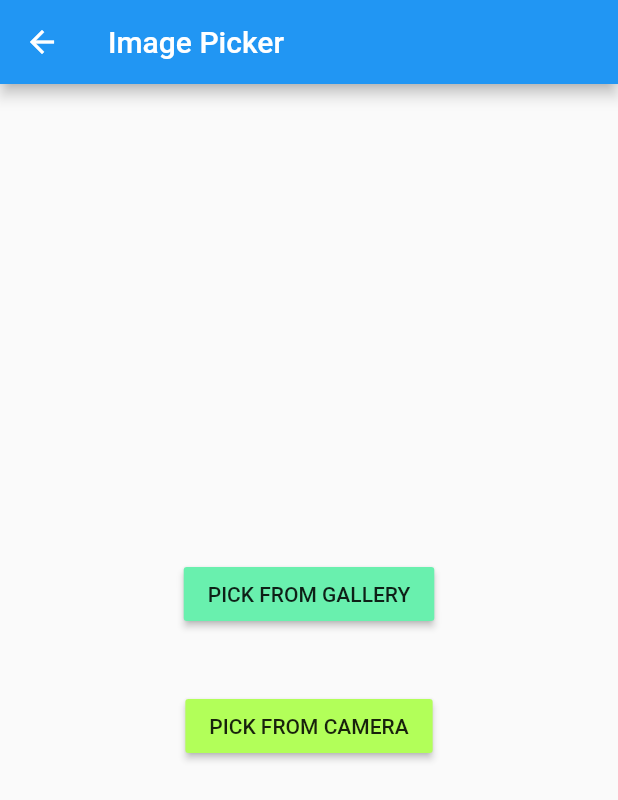
After one commit to hemakkr27/Hiss, a Flutter app: the GalryAndCamraUpload screen opened directly, after a tap on "PICK FROM GALLERY", on a phone screen of 412 x 824 dp. The commit adds this screen. Shown: the top 800 px of the screen. Run offline on Flutter 3.47's test engine with Material 2 defaults, Android fonts, the phone set to English and light mode, and no system bars; our stand-ins replace image_picker; network calls fail.

Commit message:
upload image

```diff
--- /dev/null
+++ b/lib/galryUploadImage.dart
@@ -0,0 +1,84 @@
+import 'dart:io';
+import 'package:flutter/material.dart';
+import 'package:image_picker/image_picker.dart';
+
+class GalryAndCamraUpload extends StatefulWidget {
+  const GalryAndCamraUpload({Key? key}) : super(key: key);
+
+  @override
+  State<GalryAndCamraUpload> createState() => _GalryAndCamraUploadState();
+}
+
+class _GalryAndCamraUploadState extends State<GalryAndCamraUpload> {
+  File? imageFile;
+
+  /// Widget
+  @override
+  Widget build(BuildContext context) {
+    return Scaffold(
+        appBar: AppBar(
+          title: Text("Image Picker"),
+        ),
+        body: Container(
+            child: imageFile == null
+                ? Container(
+                    alignment: Alignment.center,
+                    child: Column(
+                      mainAxisAlignment: MainAxisAlignment.center,
+                      children: <Widget>[
+                        RaisedButton(
+                          color: Colors.greenAccent,
+                          onPressed: () {
+                            _getFromGallery();
+                          },
+                          child: Text("PICK FROM GALLERY"),
+                        ),
+                        Container(
+                          height: 40.0,
+                        ),
+                        RaisedButton(
+                          color: Colors.lightGreenAccent,
+                          onPressed: () {
+                            _getFromCamera();
+                          },
+                          child: Text("PICK FROM CAMERA"),
+                        )
+                      ],
+                    ),
+                  )
+                : Container(
+                    child: Image.file(
+                      imageFile!,
+                      fit: BoxFit.cover,
+                    ),
+                  )));
+  }
+
+  /// Get from gallery
+  _getFromGallery() async {
+    PickedFile? pickedFile = await ImagePicker().getImage(
+      source: ImageSource.gallery,
+      maxWidth: 1800,
+      maxHeight: 1800,
+    );
+    if (pickedFile != null) {
+      setState(() {
+        imageFile = File(pickedFile.path);
+      });
+    }
+  }
+
+  /// Get from Camera
+  _getFromCamera() async {
+    PickedFile? pickedFile = await ImagePicker().getImage(
+      source: ImageSource.camera,
+      maxWidth: 1800,
+      maxHeight: 1800,
+    );
+    if (pickedFile != null) {
+      setState(() {
+        imageFile = File(pickedFile.path);
+      });
+    }
+  }
+}
--- a/pubspec.yaml
+++ b/pubspec.yaml
@@ -37,6 +37,7 @@ dependencies:
   custom_switch: ^0.0.1
   http: ^0.13.4
   giffy_dialog: ^1.8.0
+  image_picker: ^0.8.4+9
 
 dev_dependencies:
   flutter_test:
```
Also changed, not shown: lib/image_show_network.dart (added, +160 -0 lines), lib/imagedata.dart (deleted, +0 -93 lines), lib/yeardata.dart (+28 -4 lines), pubspec.lock.
